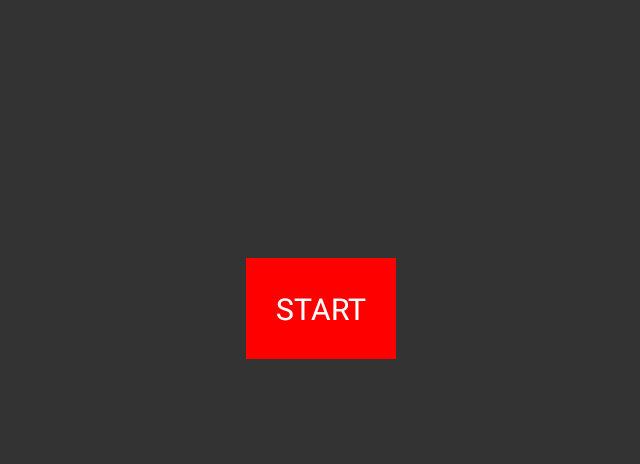
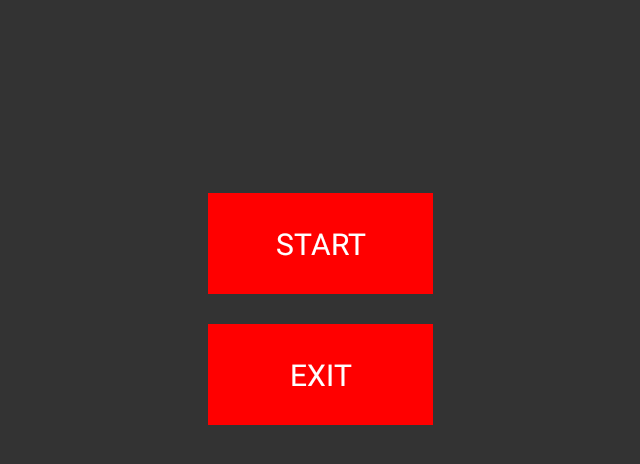
Before and after one commit to vndly/escaperoom, an Android app: the screen it shows after launch (MainActivity), on a phone screen of 824 x 412 dp (held sideways). Shown: the top 464 px of the screen, without its empty margins (297-937 px from the left). Run offline under Robolectric (Android 15) with nearby library versions, the phone set to English and light mode, and no system bars.

Commit message:
UI improvements

```diff
--- a/app/src/main/java/com/mauriciotogneri/escaperoom/activities/MainActivity.java
+++ b/app/src/main/java/com/mauriciotogneri/escaperoom/activities/MainActivity.java
@@ -18,5 +18,6 @@ public class MainActivity extends BaseActivity
             Intent intent = new Intent(getApplicationContext(), GameActivity.class);
             startActivity(intent);
         });
+        findViewById(R.id.button_exit).setOnClickListener(view ->finish());
     }
 }
--- a/app/src/main/res/drawable/ic_back.xml
+++ b/app/src/main/res/drawable/ic_back.xml
@@ -1,4 +1,4 @@
 <vector android:height="36dp" android:viewportHeight="415.346"
     android:viewportWidth="415.346" android:width="36dp" xmlns:android="http://schemas.android.com/apk/res/android">
-    <path android:fillColor="#d80027" android:pathData="M373.3,415C385.1,415 394.6,406 394.6,394L394.6,21.3C394.6,9.5 385.1,0 373.3,0L27,192C27,192 11,208 27,224 43,240 373.3,415 373.3,415Z"/>
+    <path android:fillColor="#FFFFFF" android:pathData="M373.3,415C385.1,415 394.6,406 394.6,394L394.6,21.3C394.6,9.5 385.1,0 373.3,0L27,192C27,192 11,208 27,224 43,240 373.3,415 373.3,415Z"/>
 </vector>
--- a/app/src/main/res/layout/screen_game.xml
+++ b/app/src/main/res/layout/screen_game.xml
@@ -11,6 +11,7 @@
         android:layout_width="wrap_content"
         android:layout_height="wrap_content"
         android:padding="10dp"
-        android:src="@drawable/ic_back"/>
+        android:src="@drawable/ic_back"
+        android:tint="@drawable/selector_button_back"/>
 
 </RelativeLayout>
--- a/app/src/main/res/layout/screen_main.xml
+++ b/app/src/main/res/layout/screen_main.xml
@@ -10,13 +10,27 @@
 
     <TextView
         android:id="@+id/button.start"
-        android:layout_width="wrap_content"
+        android:layout_width="150dp"
         android:layout_height="wrap_content"
-        android:background="@drawable/button_background"
+        android:layout_marginBottom="20dp"
+        android:background="@drawable/selector_button_background"
+        android:gravity="center"
         android:padding="20dp"
         android:text="@string/main.start"
         android:textAllCaps="true"
         android:textColor="@android:color/white"
         android:textSize="20sp"/>
 
+    <TextView
+        android:id="@+id/button.exit"
+        android:layout_width="150dp"
+        android:layout_height="wrap_content"
+        android:background="@drawable/selector_button_background"
+        android:gravity="center"
+        android:padding="20dp"
+        android:text="@string/main.exit"
+        android:textAllCaps="true"
+        android:textColor="@android:color/white"
+        android:textSize="20sp"/>
+
 </LinearLayout>
--- a/app/src/main/res/values/strings.xml
+++ b/app/src/main/res/values/strings.xml
@@ -4,5 +4,6 @@
     <string name="app.name">Escape Room</string>
 
     <string name="main.start">Start</string>
+    <string name="main.exit">Exit</string>
 
 </resources>
```
Also changed, not shown: app/src/main/res/drawable/selector_button_back.xml (added, +21 -0 lines), app/src/main/res/drawable/selector_button_background.xml (renamed from app/src/main/res/drawable/button_background.xml).
